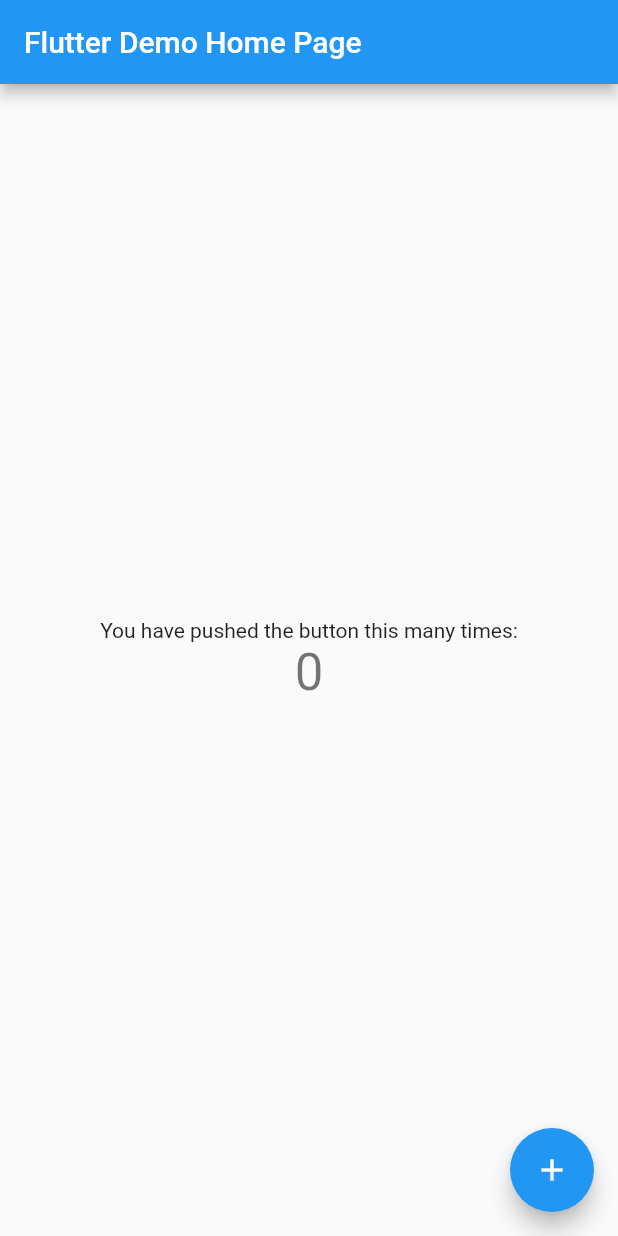
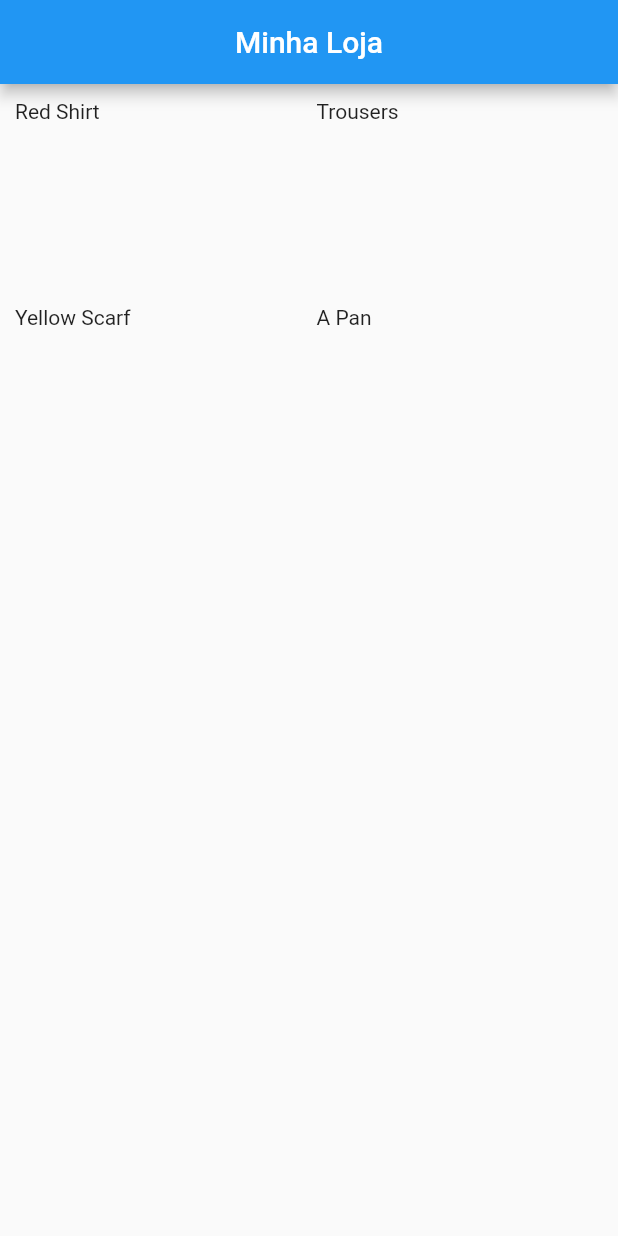
Before and after one commit to VitorPaulo21/CursoFlutter, a Flutter app: the screen it shows after launch, on a phone screen of 412 x 824 dp. Run offline on Flutter 3.47's test engine with Material 2 defaults, Android fonts, the light colour scheme and no system bars; missing offline and left inert: flutter_device_type.

Commit message:
Update Shop Aula 1

```diff
--- /dev/null
+++ b/shop/lib/data/dummy_data.dart
@@ -0,0 +1,35 @@
+import 'package:shop/models/product.dart';
+
+List<Product> DUMMY_PRODUCTS = [
+  Product(
+    id: 'p1',
+    title: 'Red Shirt',
+    description: 'A red shirt - it is pretty red!',
+    price: 29.99,
+    imageUrl:
+        'https://cdn.pixabay.com/photo/2016/10/02/22/17/red-t-shirt-1710578_1280.jpg',
+  ),
+  Product(
+    id: 'p2',
+    title: 'Trousers',
+    description: 'A nice pair of trousers.',
+    price: 59.99,
+    imageUrl:
+        'https://upload.wikimedia.org/wikipedia/commons/thumb/e/e8/Trousers%2C_dress_%28AM_1960.022-8%29.jpg/512px-Trousers%2C_dress_%28AM_1960.022-8%29.jpg',
+  ),
+  Product(
+    id: 'p3',
+    title: 'Yellow Scarf',
+    description: 'Warm and cozy - exactly what you need for the winter.',
+    price: 19.99,
+    imageUrl: 'https://live.staticflickr.com/4043/4438260868_cc79b3369d_z.jpg',
+  ),
+  Product(
+    id: 'p4',
+    title: 'A Pan',
+    description: 'Prepare any meal you want.',
+    price: 49.99,
+    imageUrl:
+        'https://upload.wikimedia.org/wikipedia/commons/thumb/1/14/Cast-Iron-Pan.jpg/1024px-Cast-Iron-Pan.jpg',
+  ),
+];
--- a/shop/lib/main.dart
+++ b/shop/lib/main.dart
@@ -1,115 +1,22 @@
 import 'package:flutter/material.dart';
+import 'package:shop/screens/products_overview_screen.dart';
 
 void main() {
-  runApp(const MyApp());
+  runApp(MyApp());
 }
 
 class MyApp extends StatelessWidget {
-  const MyApp({Key? key}) : super(key: key);
+  MyApp({Key? key}) : super(key: key);
 
-  // This widget is the root of your application.
   @override
   Widget build(BuildContext context) {
     return MaterialApp(
+      debugShowCheckedModeBanner: false,
       title: 'Flutter Demo',
       theme: ThemeData(
-        // This is the theme of your application.
-        //
-        // Try running your application with "flutter run". You'll see the
-        // application has a blue toolbar. Then, without quitting the app, try
-        // changing the primarySwatch below to Colors.green and then invoke
-        // "hot reload" (press "r" in the console where you ran "flutter run",
-        // or simply save your changes to "hot reload" in a Flutter IDE).
-        // Notice that the counter didn't reset back to zero; the application
-        // is not restarted.
         primarySwatch: Colors.blue,
       ),
-      home: const MyHomePage(title: 'Flutter Demo Home Page'),
+      home: ProductOverviewPage(),
     );
   }
 }
-
-class MyHomePage extends StatefulWidget {
-  const MyHomePage({Key? key, required this.title}) : super(key: key);
-
-  // This widget is the home page of your application. It is stateful, meaning
-  // that it has a State object (defined below) that contains fields that affect
-  // how it looks.
-
-  // This class is the configuration for the state. It holds the values (in this
-  // case the title) provided by the parent (in this case the App widget) and
-  // used by the build method of the State. Fields in a Widget subclass are
-  // always marked "final".
-
-  final String title;
-
-  @override
-  State<MyHomePage> createState() => _MyHomePageState();
-}
-
-class _MyHomePageState extends State<MyHomePage> {
-  int _counter = 0;
-
-  void _incrementCounter() {
-    setState(() {
-      // This call to setState tells the Flutter framework that something has
-      // changed in this State, which causes it to rerun the build method below
-      // so that the display can reflect the updated values. If we changed
-      // _counter without calling setState(), then the build method would not be
-      // called again, and so nothing would appear to happen.
-      _counter++;
-    });
-  }
-
-  @override
-  Widget build(BuildContext context) {
-    // This method is rerun every time setState is called, for instance as done
-    // by the _incrementCounter method above.
-    //
-    // The Flutter framework has been optimized to make rerunning build methods
-    // fast, so that you can just rebuild anything that needs updating rather
-    // than having to individually change instances of widgets.
-    return Scaffold(
-      appBar: AppBar(
-        // Here we take the value from the MyHomePage object that was created by
-        // the App.build method, and use it to set our appbar title.
-        title: Text(widget.title),
-      ),
-      body: Center(
-        // Center is a layout widget. It takes a single child and positions it
-        // in the middle of the parent.
-        child: Column(
-          // Column is also a layout widget. It takes a list of children and
-          // arranges them vertically. By default, it sizes itself to fit its
-          // children horizontally, and tries to be as tall as its parent.
-          //
-          // Invoke "debug painting" (press "p" in the console, choose the
-          // "Toggle Debug Paint" action from the Flutter Inspector in Android
-          // Studio, or the "Toggle Debug Paint" command in Visual Studio Code)
-          // to see the wireframe for each widget.
-          //
-          // Column has various properties to control how it sizes itself and
-          // how it positions its children. Here we use mainAxisAlignment to
-          // center the children vertically; the main axis here is the vertical
-          // axis because Columns are vertical (the cross axis would be
-          // horizontal).
-          mainAxisAlignment: MainAxisAlignment.center,
-          children: <Widget>[
-            const Text(
-              'You have pushed the button this many times:',
-            ),
-            Text(
-              '$_counter',
-              style: Theme.of(context).textTheme.headline4,
-            ),
-          ],
-        ),
-      ),
-      floatingActionButton: FloatingActionButton(
-        onPressed: _incrementCounter,
-        tooltip: 'Increment',
-        child: const Icon(Icons.add),
-      ), // This trailing comma makes auto-formatting nicer for build methods.
-    );
-  }
-}
--- /dev/null
+++ b/shop/lib/models/product.dart
@@ -0,0 +1,20 @@
+class Product {
+  final String id;
+  final String title;
+  final String description;
+  final double price;
+  final String imageUrl;
+  bool isFavorite;
+
+  Product(
+      {required this.id,
+      required this.title,
+      required this.description,
+      required this.price,
+      required this.imageUrl,
+      this.isFavorite = false});
+
+  void toggleFavorite() {
+    isFavorite = !isFavorite;
+  }
+}
--- /dev/null
+++ b/shop/lib/screens/products_overview_screen.dart
@@ -0,0 +1,33 @@
+import 'package:flutter/material.dart';
+import 'package:shop/data/dummy_data.dart';
+import 'package:shop/models/product.dart';
+
+class ProductOverviewPage extends StatelessWidget {
+  const ProductOverviewPage({Key? key}) : super(key: key);
+
+  @override
+  Widget build(BuildContext context) {
+    List<Product> loadedProducts = DUMMY_PRODUCTS;
+    return Scaffold(
+      appBar: AppBar(
+        title: const Text("Minha Loja"),
+        centerTitle: true,
+      ),
+      body: Padding(
+        padding: const EdgeInsets.all(10.0),
+        child: GridView.builder(
+          itemCount: loadedProducts.length,
+          itemBuilder: (ctx, i) {
+            return Text(loadedProducts[i].title);
+          },
+          gridDelegate: const SliverGridDelegateWithFixedCrossAxisCount(
+            crossAxisCount: 2,
+            childAspectRatio: 3 / 2,
+            crossAxisSpacing: 10,
+            mainAxisSpacing: 10,
+          ),
+        ),
+      ),
+    );
+  }
+}
```
Also changed, not shown: 1 other file.
